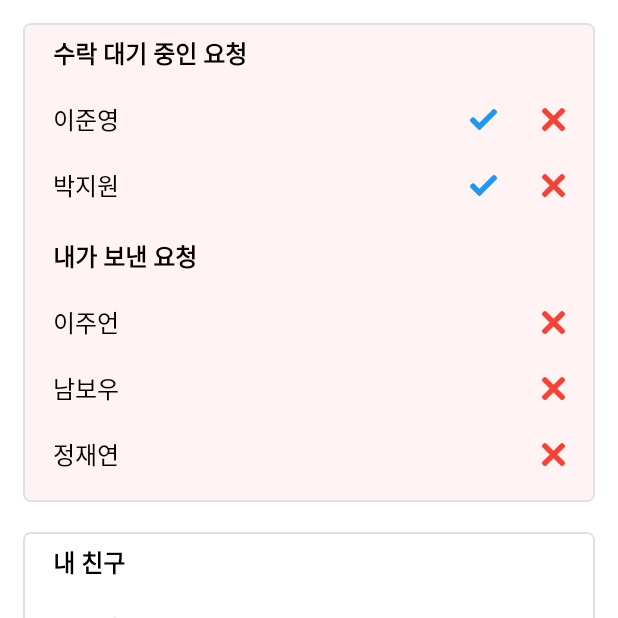
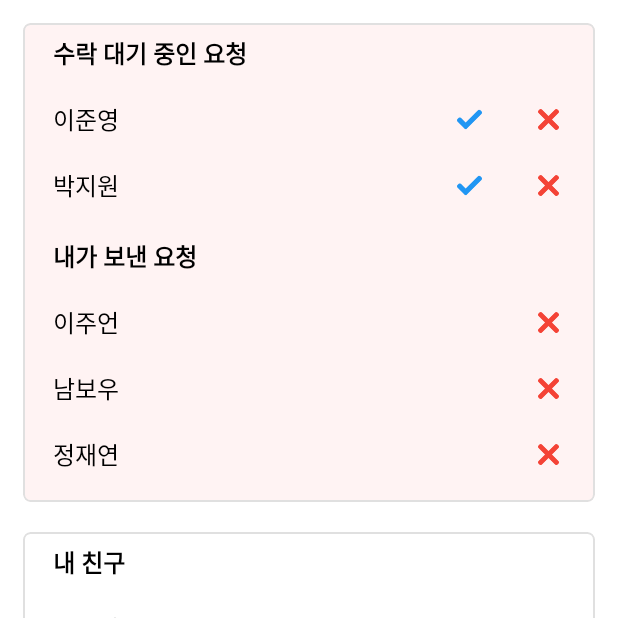
Before and after one commit to OrchestraHackathon/Development, an Android app: the fragment AlreadyListFiendsFragment placed in its activity, on a phone screen of 412 x 824 dp, the top half of it. Run offline under Robolectric (Android 15) with nearby library versions, the phone set to English and light mode, and no system bars; libraries missing offline, so code that uses them is left out: com.islandparadise14.mintable; 9 statements that could not run were skipped.

Commit message:
Update: 친구 요청 체크, 엑스 버튼 크기 조정

```diff
--- a/android/app/src/main/res/layout/item_friend_request.xml
+++ b/android/app/src/main/res/layout/item_friend_request.xml
@@ -18,8 +18,9 @@
 
     <ImageView
         android:id="@+id/friend_request_check_iv"
-        android:layout_width="18dp"
-        android:layout_height="18dp"
+        android:layout_width="23dp"
+        android:layout_height="23dp"
+        android:padding="3dp"
         android:src="@drawable/check"
         app:layout_constraintEnd_toStartOf="@id/friend_request_close_iv"
         app:layout_constraintTop_toTopOf="parent"
@@ -28,8 +29,9 @@
 
     <ImageView
         android:id="@+id/friend_request_close_iv"
-        android:layout_width="15dp"
-        android:layout_height="15dp"
+        android:layout_width="22dp"
+        android:layout_height="22dp"
+        android:padding="4dp"
         android:src="@drawable/close"
         app:layout_constraintEnd_toEndOf="parent"
         app:layout_constraintTop_toTopOf="parent"
```
